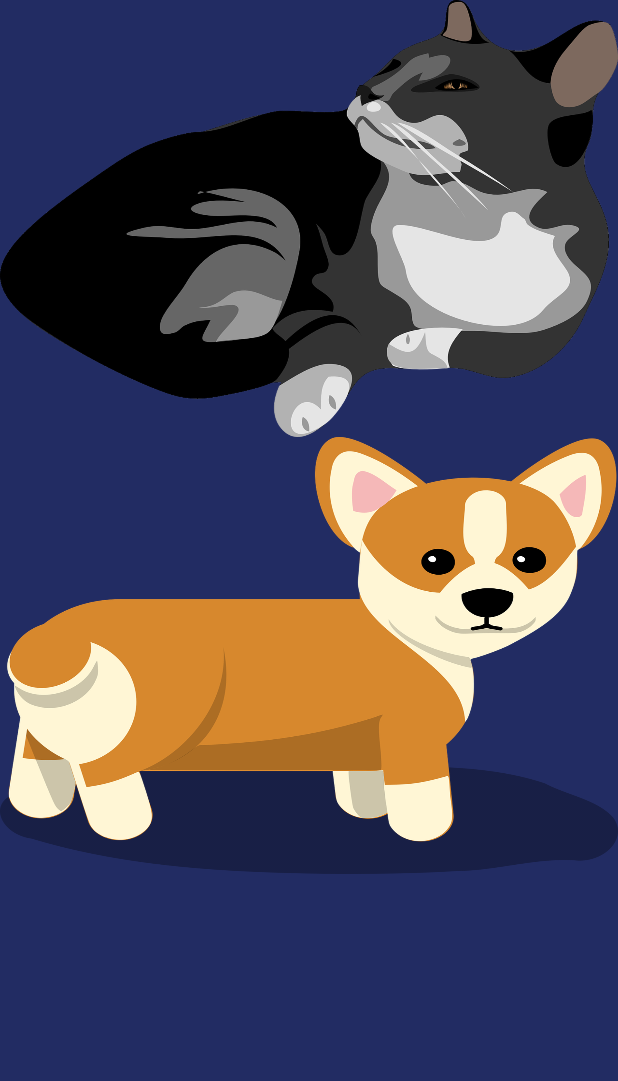
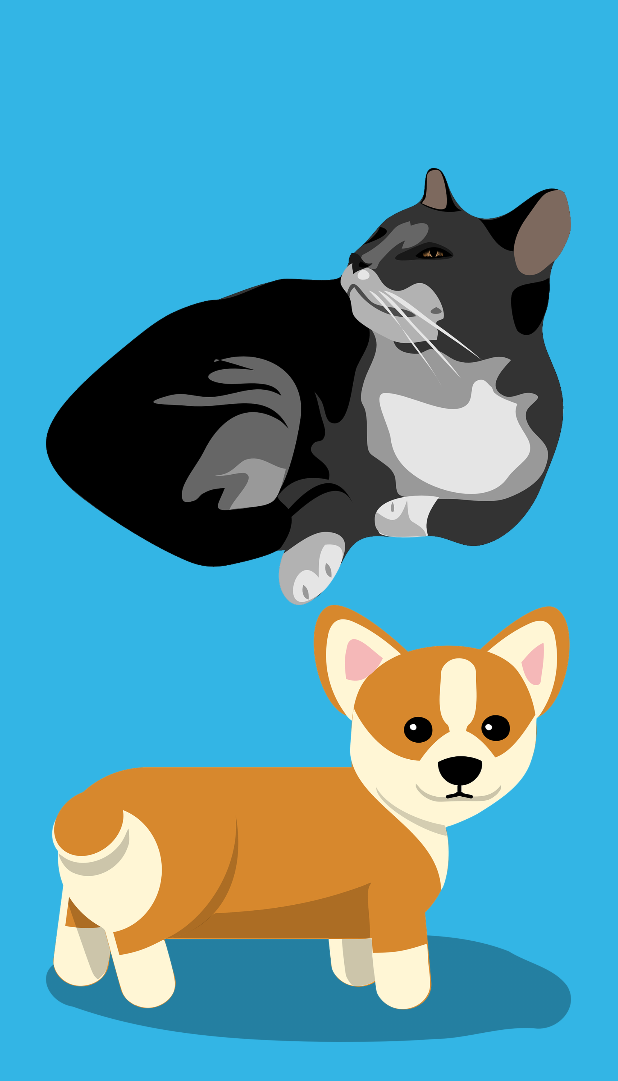
Before and after one commit to jhuinee12/FeedProject, an Android app: the layout activity_main.xml on its own in the app's theme, with its tools: preview values and no code run, on a phone screen of 412 x 824 dp. Shown: the top 1081 px of the screen. Run offline under Robolectric (Android 15) with nearby library versions, the phone set to English and light mode, and no system bars.

Commit message:
액션바 숨기기

```diff
--- a/app/src/main/java/com/example/feedproject/ApiExamSearchShop.java
+++ b/app/src/main/java/com/example/feedproject/ApiExamSearchShop.java
@@ -44,8 +44,8 @@ public class ApiExamSearchShop extends Thread{
             throw new RuntimeException("검색어 인코딩 실패",e);
         }
 
-        apiURL = "https://openapi.naver.com/v1/search/shop?query=" + text;    // json 결과
-        //String apiURL = "https://openapi.naver.com/v1/search/blog.xml?query="+ text; // xml 결과
+        apiURL = "https://openapi.naver.com/v1/search/shop?query=" + text+ "&display=20&start=1";    // json 결과
+        //String apiURL = "https://openapi.naver.com/v1/search/blog.xml?query="+ text ; // xml 결과
 
         Map<String, String> requestHeaders = new HashMap<>();
         requestHeaders.put("X-Naver-Client-Id", clientId);
--- a/app/src/main/java/com/example/feedproject/MainActivity.java
+++ b/app/src/main/java/com/example/feedproject/MainActivity.java
@@ -18,6 +18,7 @@ public class MainActivity extends AppCompatActivity {
     protected void onCreate(Bundle savedInstanceState) {
         super.onCreate(savedInstanceState);
         setContentView(R.layout.activity_main);
+        getSupportActionBar().hide();
 
         bt_dog = (Button)findViewById(R.id.btnDog);
         bt_cat = (Button)findViewById(R.id.btnCat);
--- a/app/src/main/java/com/example/feedproject/PopupActivity.java
+++ b/app/src/main/java/com/example/feedproject/PopupActivity.java
@@ -96,10 +96,4 @@ public class PopupActivity extends Activity {
         return true;
     }
 
-    @Override
-    public void onBackPressed() {
-        //안드로이드 백버튼 막기
-        return;
-    }
-
 }
--- a/app/src/main/java/com/example/feedproject/SplashActivity.java
+++ b/app/src/main/java/com/example/feedproject/SplashActivity.java
@@ -12,6 +12,7 @@ public class SplashActivity extends AppCompatActivity {
     protected void onCreate(Bundle savedInstanceState) {
         super.onCreate(savedInstanceState);
         setContentView(R.layout.activity_splash);
+        getSupportActionBar().hide();
 
         Handler handler = new Handler();
         handler.postDelayed(new Runnable() {
--- a/app/src/main/res/layout/activity_main.xml
+++ b/app/src/main/res/layout/activity_main.xml
@@ -1,23 +1,29 @@
 <?xml version="1.0" encoding="utf-8"?>
-<LinearLayout xmlns:android="http://schemas.android.com/apk/res/android"
-    xmlns:app="http://schemas.android.com/apk/res-auto"
-    xmlns:tools="http://schemas.android.com/tools"
-    android:layout_width="match_parent"
-    android:layout_height="match_parent"
-    android:background="#222C63"
-    android:orientation="vertical"
-    tools:context=".MainActivity">
+<RelativeLayout xmlns:android="http://schemas.android.com/apk/res/android"
+    android:id="@+id/RelativeLayout01"
+    android:layout_width="fill_parent"
+    android:layout_height="fill_parent"
+    android:background="@android:color/holo_blue_light">
+
+
+    <LinearLayout
+        android:layout_width="350dp"
+        android:layout_height="600dp"
+        android:layout_centerInParent="true"
+        android:orientation="vertical">
 
         <Button
             android:id="@+id/btnCat"
-        android:layout_width="match_parent"
+            android:layout_width="wrap_content"
             android:layout_height="291dp"
-        android:background="@drawable/cat" />
+            android:background="@drawable/cat"></Button>
 
         <Button
             android:id="@+id/btnDog"
-        android:layout_width="match_parent"
+            android:layout_width="wrap_content"
             android:layout_height="291dp"
-        android:background="@drawable/dog" />
+            android:layout_below="@id/btnCat"
+            android:background="@drawable/dog"></Button>
+    </LinearLayout>
 
-</LinearLayout>
+</RelativeLayout>
```
Also changed, not shown: app/src/main/java/com/example/feedproject/DogMainActivity.java (+52 -3 lines). Lines whose indentation alone changed are shown as unchanged.
